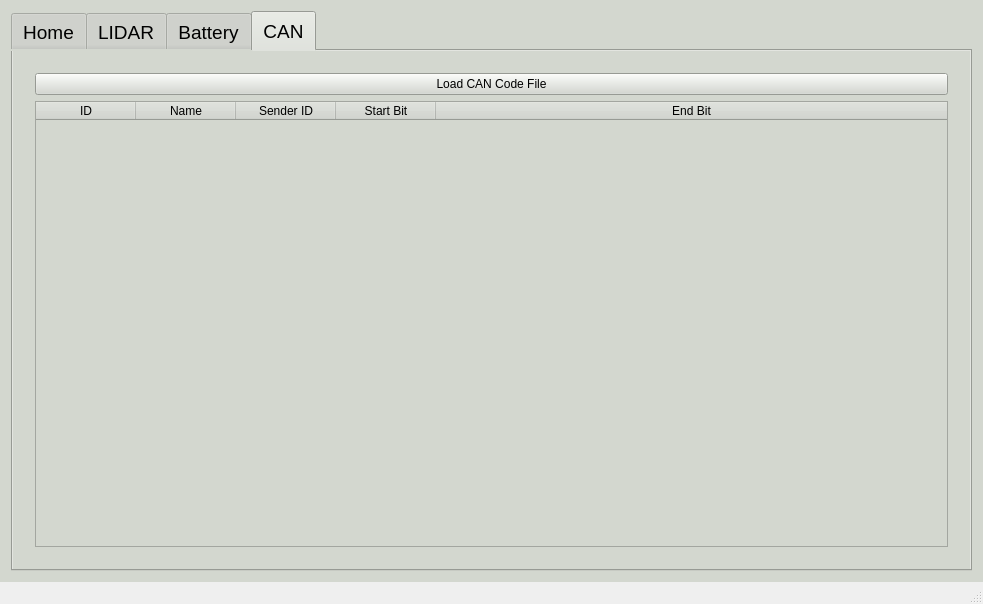
This is mainwindow.ui in gcmvy3/voltron-dashboard as Qt 5 draws it before an edit. The edited form follows.
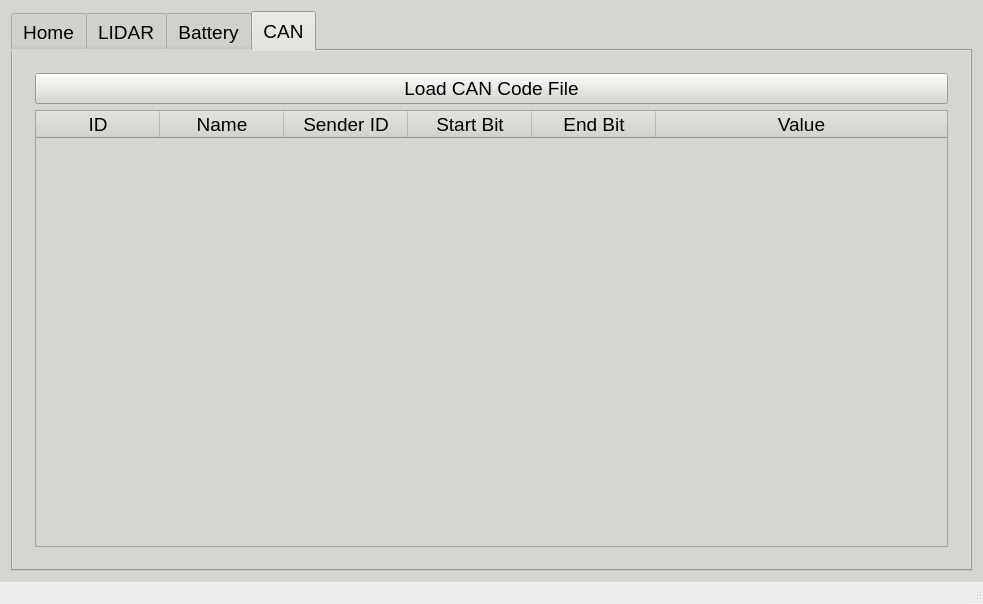
This is the edited form. The open tabs and pages were chosen to show the change. Custom widgets are drawn as their Qt base class.

The edit to the form file:
```diff
--- a/mainwindow.ui
+++ b/mainwindow.ui
@@ -433,6 +433,11 @@
           <layout class="QVBoxLayout" name="verticalLayout_13">
            <item>
             <widget class="QPushButton" name="loadCANFileButton">
+             <property name="font">
+              <font>
+               <pointsize>14</pointsize>
+              </font>
+             </property>
              <property name="text">
               <string>Load CAN Code File</string>
              </property>
@@ -440,12 +445,23 @@
            </item>
            <item>
             <widget class="QTableWidget" name="CANCodesTable">
+             <property name="font">
+              <font>
+               <pointsize>14</pointsize>
+              </font>
+             </property>
              <property name="editTriggers">
               <set>QAbstractItemView::NoEditTriggers</set>
              </property>
              <property name="selectionBehavior">
               <enum>QAbstractItemView::SelectRows</enum>
              </property>
+             <property name="columnCount">
+              <number>6</number>
+             </property>
+             <attribute name="horizontalHeaderDefaultSectionSize">
+              <number>124</number>
+             </attribute>
              <attribute name="horizontalHeaderStretchLastSection">
               <bool>true</bool>
              </attribute>
@@ -456,25 +472,60 @@
               <property name="text">
                <string>ID</string>
               </property>
+              <property name="font">
+               <font>
+                <pointsize>14</pointsize>
+               </font>
+              </property>
              </column>
              <column>
               <property name="text">
                <string>Name</string>
               </property>
+              <property name="font">
+               <font>
+                <pointsize>14</pointsize>
+               </font>
+              </property>
              </column>
              <column>
               <property name="text">
                <string>Sender ID</string>
               </property>
+              <property name="font">
+               <font>
+                <pointsize>14</pointsize>
+               </font>
+              </property>
              </column>
              <column>
               <property name="text">
                <string>Start Bit</string>
               </property>
+              <property name="font">
+               <font>
+                <pointsize>14</pointsize>
+               </font>
+              </property>
              </column>
              <column>
               <property name="text">
                <string>End Bit</string>
+              </property>
+              <property name="font">
+               <font>
+                <pointsize>14</pointsize>
+               </font>
+              </property>
+             </column>
+             <column>
+              <property name="text">
+               <string>Value</string>
+              </property>
+              <property name="font">
+               <font>
+                <pointsize>14</pointsize>
+               </font>
               </property>
              </column>
             </widget>
```
Left out of the diff: 2 changed lines with no effect on the pictures.
